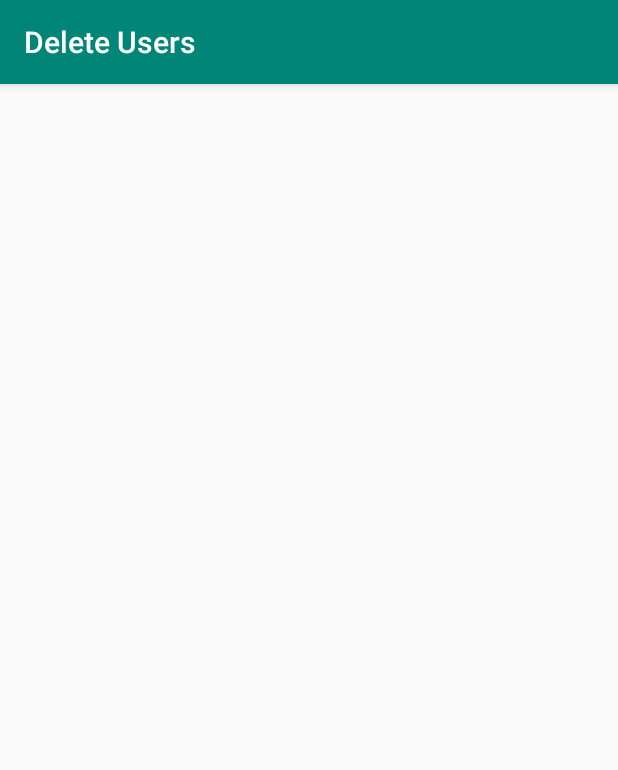
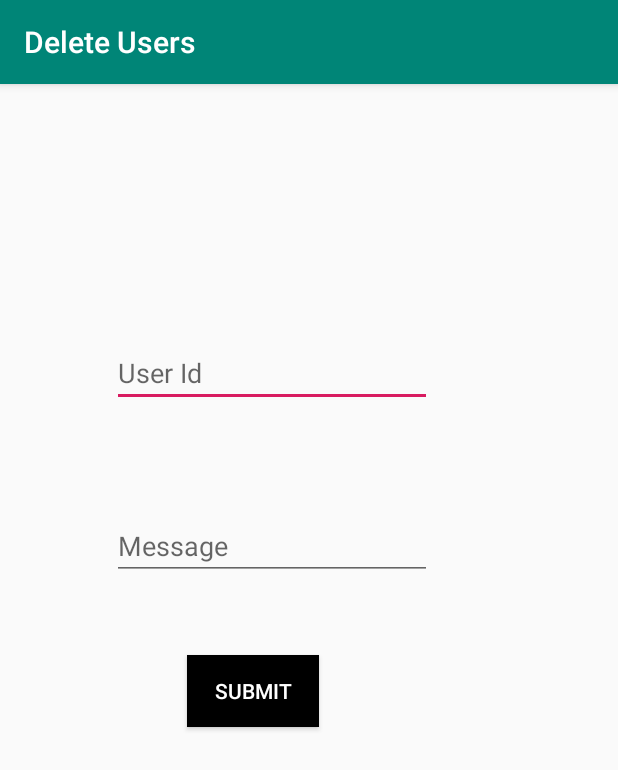
Before and after one commit to r4zorgeek/AsyncManage, an Android app: the DeleteUser screen opened directly, with no data from a screen before it, on a phone screen of 412 x 824 dp. Shown: the top 770 px of the screen. Run offline under Robolectric (Android 15) with nearby library versions, the phone set to English and light mode, and no system bars; our stand-ins replace Volley; network calls fail.

Commit message:
DisableUser and DeleteUser Done

```diff
--- a/app/src/main/res/layout/activity_delete_user.xml
+++ b/app/src/main/res/layout/activity_delete_user.xml
@@ -1,9 +1,52 @@
 <?xml version="1.0" encoding="utf-8"?>
-<android.support.constraint.ConstraintLayout xmlns:android="http://schemas.android.com/apk/res/android"
+<LinearLayout xmlns:android="http://schemas.android.com/apk/res/android"
     xmlns:app="http://schemas.android.com/apk/res-auto"
     xmlns:tools="http://schemas.android.com/tools"
     android:layout_width="match_parent"
     android:layout_height="match_parent"
-    tools:context=".DeleteUser">
+    tools:context=".DeleteUser"
+    android:orientation="vertical">
 
-</android.support.constraint.ConstraintLayout>
+    w
+
+    <LinearLayout
+        android:layout_width="match_parent"
+        android:layout_height="match_parent"
+        android:layout_gravity="center"
+        android:layout_marginLeft="50dp"
+        android:layout_marginTop="150dp"
+        android:orientation="vertical">
+
+
+        <EditText
+            android:id="@+id/delete_userid"
+            android:layout_width="wrap_content"
+            android:layout_height="wrap_content"
+            android:layout_marginTop="20dp"
+            android:layout_marginBottom="20dp"
+            android:ems="10"
+            android:hint="User Id"
+            android:inputType="textPersonName" />
+        <EditText
+            android:id="@+id/delete_message"
+            android:layout_width="wrap_content"
+            android:layout_height="wrap_content"
+            android:layout_marginTop="50dp"
+            android:layout_marginBottom="50dp"
+            android:ems="10"
+            android:hint="Message"
+            android:inputType="textPersonName" />
+
+
+        <Button
+            android:id="@+id/delete_submit"
+            android:layout_width="wrap_content"
+            android:layout_height="wrap_content"
+            android:layout_marginLeft="50dp"
+            android:background="@android:color/black"
+            android:text="Submit"
+            android:textColor="@android:color/white" />
+    </LinearLayout>
+
+
+</LinearLayout>
```
Also changed, not shown: app/src/main/java/com/r4zor/asyncmanage/DeleteUser.java (+73 -0 lines), app/src/main/java/com/r4zor/asyncmanage/DisableUser.java (+20 -6 lines), app/src/main/java/com/r4zor/asyncmanage/LoginActivity.java (+16 -2 lines), app/src/main/res/layout/activity_disable_user.xml (+26 -1 lines).
